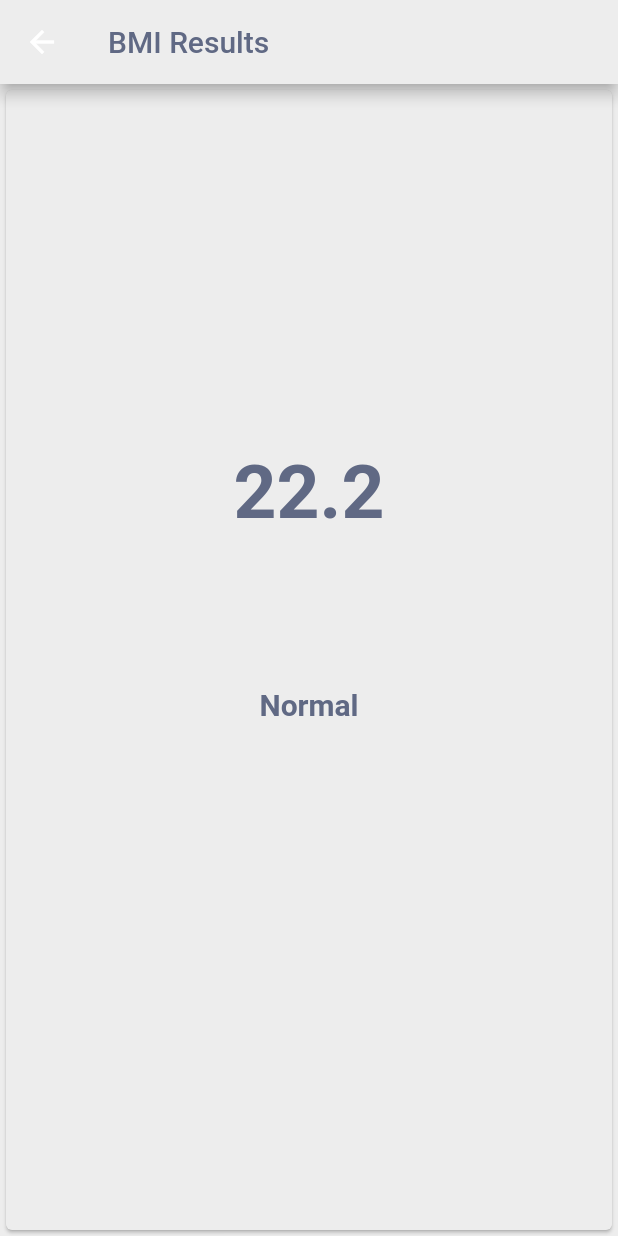
After one commit to rinloda/BMI-Calculator-Flutter, a Flutter app: the screen it shows after launch, after a tap on the "remove" icon, after a tap on the "add" icon, after a tap on "Let's begin", on a phone screen of 412 x 824 dp. The commit adds this screen. Run offline on Flutter 3.47's test engine with Material 2 defaults, Android fonts, the phone set to English and light mode, and no system bars; our stand-ins replace font_awesome_flutter, syncfusion_flutter_sliders.

Commit message:
Update ResultPage

```diff
--- /dev/null
+++ b/lib/calculator.dart
@@ -0,0 +1,26 @@
+import 'dart:math';
+
+import 'package:flutter/material.dart';
+
+class CalculatorBrain {
+  CalculatorBrain({@required this.height,@required this.weight});
+  final int height;
+  final int weight;
+  double _bmi = 0;
+
+  String calculatorBMI() {
+    _bmi = weight / pow(height / 100, 2);
+    return _bmi.toStringAsFixed(1);
+  }
+
+  String getResult(){
+    if (this._bmi >= 25) {
+      return 'Overweight';
+    } else if (this._bmi > 18.5){
+      return 'Normal';
+    } else {
+      return 'Underweight';
+    }
+  }
+
+}
--- a/lib/input_page.dart
+++ b/lib/input_page.dart
@@ -6,7 +6,8 @@ import 'TextWidget.dart';
 import 'constants.dart';
 import 'package:syncfusion_flutter_sliders/sliders.dart';
 import 'package:font_awesome_flutter/font_awesome_flutter.dart';
-
+import 'calculator.dart';
+import 'package:bmi_calculator/result_page.dart';
 enum Gender {
   male,
   female
@@ -219,11 +220,24 @@ class _InputPageState extends State<InputPage> {
               Flexible(
                 flex: 1,
                 fit: FlexFit.loose,
-                child: Container(
-                    height: 100,
-                    width: double.infinity,
-                    child: CardWidget(colour: activeColor,
-                    cardChild: TextWidget(text: "Let's begin", textColor: backgroundColor,),)
+                child: GestureDetector(
+                  onTap: (){
+                    CalculatorBrain calc = CalculatorBrain(height: height, weight: weight);
+
+                    print(calc.calculatorBMI());
+                    print(calc.getResult());
+                    Navigator.push(context, MaterialPageRoute(builder: (context) => ResultPage(
+                      bmiResult: calc.calculatorBMI(),
+                      resultText: calc.getResult(),
+                    ))
+                    );
+                  },
+                  child: Container(
+                      height: 100,
+                      width: double.infinity,
+                      child: CardWidget(colour: activeColor,
+                      cardChild: TextWidget(text: "Let's begin", textColor: backgroundColor,),)
+                  ),
                 ),
               )
             ],
--- a/lib/main.dart
+++ b/lib/main.dart
@@ -1,7 +1,9 @@
 import 'package:flutter/material.dart';
 //import 'package:hexcolor/hexcolor.dart';
 import 'input_page.dart';
+import 'package:bmi_calculator/result_page.dart';
 //import 'package:syncfusion_flutter_sliders/sliders.dart';
+import 'calculator.dart';
 
 void main() => runApp(BMICalculator());
 
@@ -13,9 +15,9 @@ class BMICalculator extends StatelessWidget {
         primaryColor: Color(0xFFEDEDED),
         scaffoldBackgroundColor: Color(0xFFEDEDED),
         //accentColor: Color(0xFFEDEDED),
-
       ),
       home: InputPage(),
     );
+
   }
 }
--- /dev/null
+++ b/lib/result_page.dart
@@ -0,0 +1,44 @@
+import 'package:flutter/material.dart';
+import 'constants.dart';
+import 'package:bmi_calculator/Card.dart';
+import 'calculator.dart';
+
+class ResultPage extends StatelessWidget {
+  ResultPage({@required this.bmiResult, @required this.resultText});
+  final String bmiResult;
+  final String resultText;
+
+  @override
+  Widget build(BuildContext context) {
+    return Scaffold(
+        appBar: AppBar(
+          title: Text(
+            'BMI Results',
+            style: TextStyle(color: textColor),
+          ),
+          backgroundColor: Color(0xFFEDEDED),
+        ),
+        body: Container(
+          child: Column(
+              crossAxisAlignment: CrossAxisAlignment.stretch,
+              children: [
+                Expanded(
+                    child: Card(
+                      color: backgroundColor,
+                      child: Column(
+                        mainAxisAlignment: MainAxisAlignment.center,
+                        crossAxisAlignment: CrossAxisAlignment.center,
+                        children: [
+                          Text(bmiResult , style: numberTextStyle,),
+                          SizedBox(height: 100,),
+                          Text(resultText, style: measureTextStyle,),
+                          SizedBox(height: 100,)
+
+                        ],
+                      ),))
+              ]
+          ),
+        )
+    );
+  }
+}
```
Also changed, not shown: 13 other files.
